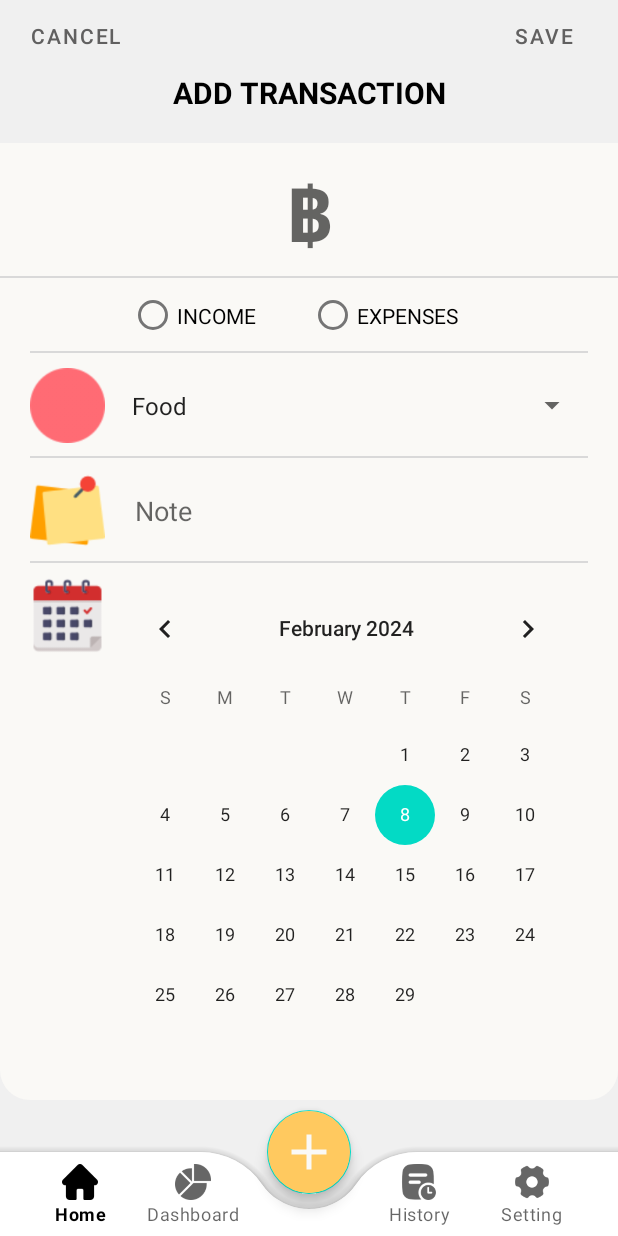
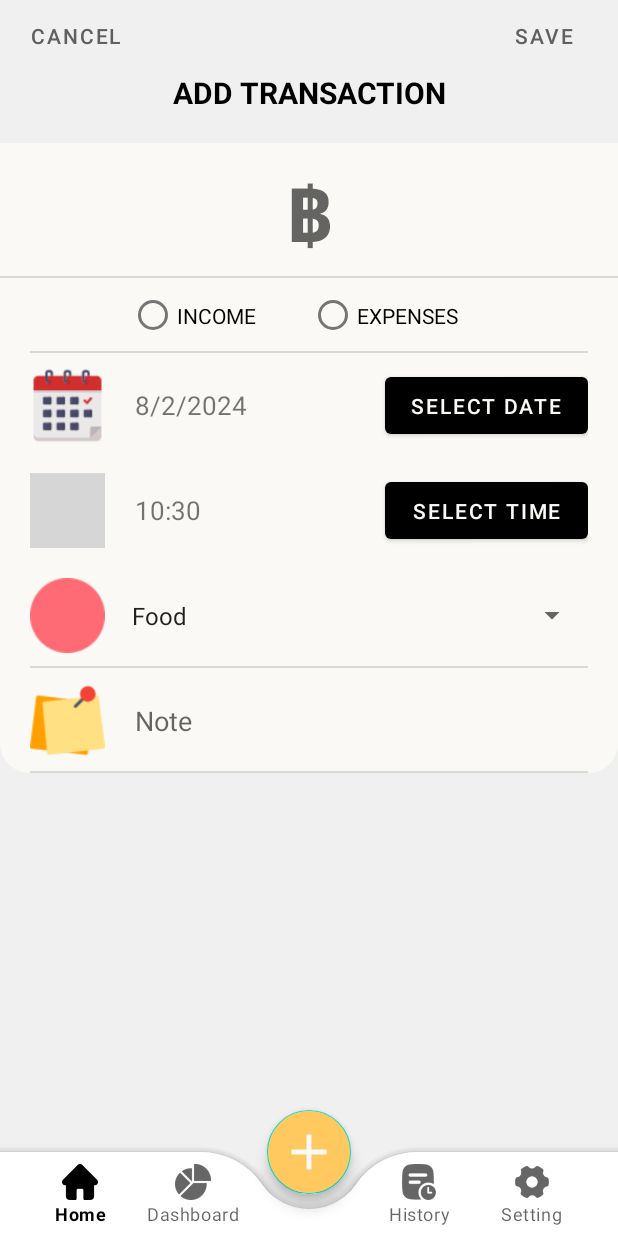
Before and after one commit to Kanomtom22/MoneyTracker, an Android app: the fragment AddFragment placed in its activity, on a phone screen of 412 x 824 dp. Run offline under Robolectric (Android 15) with nearby library versions, the phone set to English and light mode, and no system bars; our stand-ins replace Firebase (no records; nobody signed in at launch, a user with empty details on screens opened directly), navigation-ui; grey boxes are pictures that could not be loaded.

Commit message:
Date Time @AddFragment

```diff
--- a/app/src/main/java/com/example/moneytracker/AddFragment.java
+++ b/app/src/main/java/com/example/moneytracker/AddFragment.java
@@ -2,6 +2,8 @@ package com.example.moneytracker;
 
 import static android.content.ContentValues.TAG;
 
+import android.app.DatePickerDialog;
+import android.app.TimePickerDialog;
 import android.content.Intent;
 import android.os.Bundle;
 
@@ -15,7 +17,11 @@ import android.view.View;
 import android.view.ViewGroup;
 import android.widget.AdapterView;
 import android.widget.ArrayAdapter;
+import android.widget.Button;
 import android.widget.CalendarView;
+import android.widget.DatePicker;
+import android.widget.TextView;
+import android.widget.TimePicker;
 import android.widget.Toast;
 
 import com.example.moneytracker.databinding.FragmentAddBinding;
@@ -50,7 +56,7 @@ public class AddFragment extends Fragment {
     FirebaseFirestore fStore;
     FirebaseAuth firebaseAuth;
     FirebaseUser firebaseUser;
-    String type="",currentDate;
+    String type="",currentDate, selectedDate, currentTime, selectedTime;
     ArrayAdapter<String> adapter;
     ArrayList<String> spinnerList;
 
@@ -94,20 +100,6 @@ public class AddFragment extends Fragment {
             }
         });
 
-        binding.calendarTransaction.setOnDateChangeListener(new CalendarView.OnDateChangeListener() {
-
-            @Override
-            public void onSelectedDayChange(@NonNull CalendarView view, int year, int month, int dayOfMonth) {
-                Calendar selectedDate = Calendar.getInstance();
-                selectedDate.set(year, month, dayOfMonth);
-
-                SimpleDateFormat sdf = new SimpleDateFormat("dd-MM-yyyy");
-                currentDate = sdf.format(selectedDate.getTime());
-
-            }
-        });
-
-
         binding.saveTransactionButton.setOnClickListener(new View.OnClickListener() {
             @Override
             public void onClick(View v) {
@@ -132,7 +124,7 @@ public class AddFragment extends Fragment {
                 transaction.put("note",note);
                 transaction.put("type",type);
                 transaction.put("category", category);
-                transaction.put("date", currentDate);
+              //  transaction.put("date", currentDate);
                 transaction.put("timestamp", FieldValue.serverTimestamp());
 
                  fStore.collection("Transaction")
@@ -155,6 +147,60 @@ public class AddFragment extends Fragment {
                                 Toast.makeText(getContext(), e.getMessage(), Toast.LENGTH_SHORT).show();
                             }
                         });
+            }
+        });
+
+        /* binding.calendarTransaction.setOnDateChangeListener(new CalendarView.OnDateChangeListener() {
+
+            @Override
+            public void onSelectedDayChange(@NonNull CalendarView view, int year, int month, int dayOfMonth) {
+                Calendar selectedDate = Calendar.getInstance();
+                selectedDate.set(year, month, dayOfMonth);
+
+                SimpleDateFormat sdf = new SimpleDateFormat("dd-MM-yyyy");
+                currentDate = sdf.format(selectedDate.getTime());
+
+            }
+        });*/
+
+        //Select Date
+        Calendar calendar = Calendar.getInstance();
+        int year = calendar.get(Calendar.YEAR);
+        int month = calendar.get(Calendar.MONTH);
+        int date = calendar.get(Calendar.DATE);
+        currentDate = date + "/" + (month+1) + "/" + year;
+        binding.dateTxt.setText(currentDate);
+        binding.dateBtn.setOnClickListener(new View.OnClickListener() {
+            @Override
+            public void onClick(View v) {
+                DatePickerDialog datePicker = new DatePickerDialog(getActivity(), new DatePickerDialog.OnDateSetListener() {
+                    @Override
+                    public void onDateSet(DatePicker view, int year, int month, int dayOfMonth) {
+                        selectedDate = dayOfMonth + "/" + (month + 1) + "/" + year;
+                        binding.dateTxt.setText(selectedDate);
+                    }
+                },year, month, date);
+                datePicker.show();
+            }
+        });
+
+        //Select Time
+        int hour = calendar.get(Calendar.HOUR);
+        int min = calendar.get(Calendar.MINUTE);
+        currentTime = String.format(Locale.getDefault(), "%02d:%02d", hour, min);
+        binding.timeTxt.setText(currentTime);
+
+        binding.timeBtn.setOnClickListener(new View.OnClickListener() {
+            @Override
+            public void onClick(View v) {
+                TimePickerDialog timePicker = new TimePickerDialog(getActivity(), new TimePickerDialog.OnTimeSetListener() {
+                    @Override
+                    public void onTimeSet(TimePicker view, int hour, int min) {
+                        selectedTime = String.format(Locale.getDefault(), "%02d:%02d", hour, min);
+                        binding.timeTxt.setText(selectedTime);
+                    }
+                },hour,min,true);
+                timePicker.show();
             }
         });
 
--- a/app/src/main/res/layout/fragment_add.xml
+++ b/app/src/main/res/layout/fragment_add.xml
@@ -99,7 +99,8 @@
                                 android:layout_width="match_parent"
                                 android:layout_height="wrap_content"
                                 android:gravity="center"
-                                android:orientation="horizontal">
+                                android:orientation="horizontal"
+                                tools:ignore="MissingConstraints">
 
                                 <RadioButton
                                     android:id="@+id/income_transaction"
@@ -115,6 +116,86 @@
                             </RadioGroup>
 
                         </androidx.constraintlayout.widget.ConstraintLayout>
+
+
+                        <LinearLayout
+                            android:layout_width="match_parent"
+                            android:layout_height="match_parent"
+                            android:orientation="horizontal"
+                            android:paddingLeft="20dp"
+                            android:paddingTop="10dp"
+                            android:paddingRight="20dp"
+                            android:paddingBottom="10dp">
+
+                            <ImageView
+                                android:id="@+id/date_pic"
+                                android:layout_width="50dp"
+                                android:layout_height="50dp"
+
+                                android:src="@drawable/calendar" />
+
+                            <TextView
+                                android:id="@+id/dateTxt"
+                                android:layout_width="wrap_content"
+                                android:layout_height="wrap_content"
+                                android:layout_weight="1"
+                                android:paddingLeft="20dp"
+                                android:textSize="17sp"
+                                android:layout_gravity="center_vertical"
+                                />
+
+                            <Button
+                                android:id="@+id/dateBtn"
+                                android:layout_width="135dp"
+                                android:layout_height="match_parent"
+
+                                android:text="select date" />
+                            <!--<CalendarView
+                                android:id="@+id/calendar_transaction"
+                                android:layout_width="wrap_content"
+                                android:layout_height="wrap_content" />-->
+
+                        </LinearLayout>
+
+
+                        <LinearLayout
+                            android:layout_width="match_parent"
+                            android:layout_height="match_parent"
+                            android:orientation="horizontal"
+                            android:paddingLeft="20dp"
+                            android:paddingTop="10dp"
+                            android:paddingRight="20dp"
+                            android:paddingBottom="10dp">
+
+                            <ImageView
+                                android:id="@+id/time_pic"
+                                android:layout_width="50dp"
+                                android:layout_height="50dp"
+                                android:src="@drawable/clock" />
+
+                            <TextView
+                                android:id="@+id/timeTxt"
+                                android:layout_width="wrap_content"
+                                android:layout_height="wrap_content"
+                                android:layout_weight="1"
+                                android:paddingLeft="20dp"
+                                android:textSize="17sp"
+                                android:layout_gravity="center_vertical"
+                                />
+
+                            <Button
+                                android:id="@+id/timeBtn"
+                                android:layout_width="135dp"
+                                android:layout_height="match_parent"
+
+                                android:text="select time"
+                                />
+                            <!--<CalendarView
+                                android:id="@+id/calendar_transaction"
+                                android:layout_width="wrap_content"
+                                android:layout_height="wrap_content" />-->
+
+                        </LinearLayout>
 
                         <androidx.constraintlayout.widget.ConstraintLayout
                             android:layout_width="match_parent"
@@ -178,27 +259,7 @@
                             </LinearLayout>
                         </androidx.constraintlayout.widget.ConstraintLayout>
 
-                        <LinearLayout
-                            android:layout_width="match_parent"
-                            android:layout_height="match_parent"
-                            android:orientation="horizontal"
-                            android:paddingLeft="20dp"
-                            android:paddingTop="10dp"
-                            android:paddingRight="20dp"
-                            android:paddingBottom="10dp">
 
-                            <ImageView
-                                android:id="@+id/date_pic"
-                                android:layout_width="50dp"
-                                android:layout_height="50dp"
-                                android:src="@drawable/calendar" />
-
-                            <CalendarView
-                                android:id="@+id/calendar_transaction"
-                                android:layout_width="wrap_content"
-                                android:layout_height="wrap_content" />
-
-                        </LinearLayout>
 
                     </LinearLayout>
 
```
